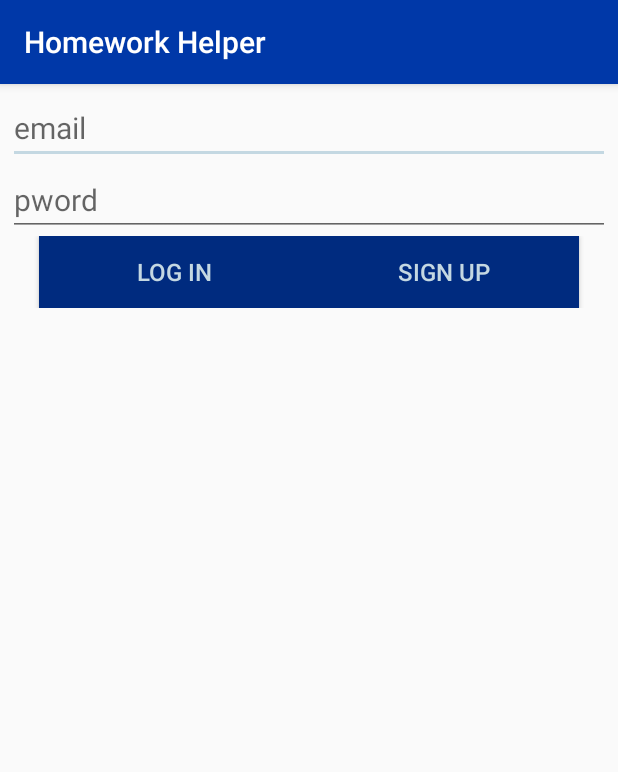
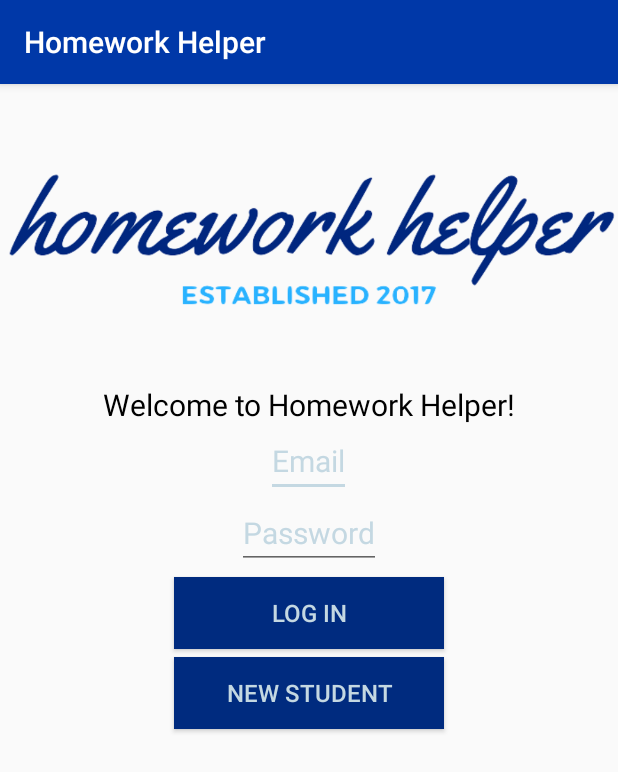
Before and after one commit to ba2364/FinalProject-BenjaminARachelM, an Android app: the screen it shows after launch (LogInScreen), after a tap on "Add Assignment", on a phone screen of 412 x 824 dp. Shown: the top 772 px of the screen. Run offline under Robolectric (Android 15) with nearby library versions, the phone set to English and light mode, and no system bars; our stand-ins replace Firebase (no records; nobody signed in at launch, a user with empty details on screens opened directly); 1 statement that could not run was skipped.

```diff
--- a/app/src/main/AndroidManifest.xml
+++ b/app/src/main/AndroidManifest.xml
@@ -17,7 +17,6 @@
             </intent-filter>
         </activity>
         <activity android:name=".LogInScreen" />
-        <activity android:name=".NewStudent" />
         <activity android:name=".MakeAssignment"/>
     </application>
 
--- a/app/src/main/java/com/ba2364/finalproject_benjaminarachelm/LogInScreen.java
+++ b/app/src/main/java/com/ba2364/finalproject_benjaminarachelm/LogInScreen.java
@@ -14,25 +14,25 @@ import com.google.firebase.auth.FirebaseAuth;
 
 public class LogInScreen extends AppCompatActivity {
 
-    private EditText emailBox;
-    private EditText passwordBox;
+    private EditText usernameEnter;
+    private EditText pwordEnter;
 
     private FirebaseAuth mAuth;
 
     @Override
     protected void onCreate(Bundle savedInstanceState) {
         super.onCreate(savedInstanceState);
-        setContentView(R.layout.logintemp);
+        setContentView(R.layout.log_in);
 
-        emailBox = (EditText) findViewById(R.id.emailPrompt);
-        passwordBox = (EditText) findViewById(R.id.passwordPrompt);
+        usernameEnter = (EditText) findViewById(R.id.usernameEnter);
+        pwordEnter = (EditText) findViewById(R.id.pwordEnter);
 
         mAuth = FirebaseAuth.getInstance();
     }
 
     public void logIn(View view) {
-        String email = emailBox.getText().toString();
-        String password = passwordBox.getText().toString();
+        String email = usernameEnter.getText().toString();
+        String password = pwordEnter.getText().toString();
 
         mAuth.signInWithEmailAndPassword(email, password)
                 .addOnCompleteListener(this, new OnCompleteListener<AuthResult>() {
@@ -51,8 +51,8 @@ public class LogInScreen extends AppCompatActivity {
     }
 
     public void signUp(View view) {
-        String email = emailBox.getText().toString();
-        String password = passwordBox.getText().toString();
+        String email = usernameEnter.getText().toString();
+        String password = pwordEnter.getText().toString();
 
         mAuth.createUserWithEmailAndPassword(email, password)
                 .addOnCompleteListener(this, new OnCompleteListener<AuthResult>() {
--- a/app/src/main/java/com/ba2364/finalproject_benjaminarachelm/MainScreen.java
+++ b/app/src/main/java/com/ba2364/finalproject_benjaminarachelm/MainScreen.java
@@ -7,7 +7,6 @@ import android.support.v7.widget.LinearLayoutManager;
 import android.support.v7.widget.RecyclerView;
 import android.view.Menu;
 import android.view.MenuItem;
-import android.view.View;
 
 import com.google.firebase.auth.FirebaseAuth;
 import com.google.firebase.database.DatabaseReference;
@@ -26,7 +25,7 @@ public class MainScreen extends AppCompatActivity {
     @Override
     protected void onCreate(Bundle savedInstanceState) {
         super.onCreate(savedInstanceState);
-        setContentView(R.layout.activity_main_screen);
+        setContentView(R.layout.main_screen);
 
         recyclerView = (RecyclerView) findViewById(R.id.recycler_view);
         recyclerView.setHasFixedSize(true);
--- a/app/src/main/res/layout/activity_log_in.xml
+++ b/app/src/main/res/layout/log_in.xml
@@ -19,13 +19,16 @@
     <EditText
         android:id="@+id/usernameEnter"
         style="@style/EditWelcomeStyle"
-        android:hint="@string/unprompt" />
+        android:hint="@string/unprompt"
+        android:inputType="textEmailAddress"/>
 
     <EditText
         android:id="@+id/pwordEnter"
         style="@style/EditWelcomeStyle"
         android:layout_marginBottom="5dp"
-        android:hint="@string/pwpromt"/>
+        android:fontFamily="@string/app_name"
+        android:hint="@string/pwpromt"
+        android:inputType="textPassword"/>
 
     <Button
         android:id="@+id/enterButton"
@@ -37,6 +40,6 @@
     <Button
         android:id="@+id/newUserButton"
         style="@style/ButtonStyle"
-        android:onClick="toNewStudent"
+        android:onClick="signUp"
         android:text="@string/makeNew" />
 </LinearLayout>
--- a/app/src/main/res/layout/logintemp.xml
+++ /dev/null
@@ -1,40 +0,0 @@
-<?xml version="1.0" encoding="utf-8"?>
-<LinearLayout xmlns:android="http://schemas.android.com/apk/res/android"
-    xmlns:tools="http://schemas.android.com/tools"
-    android:layout_width="match_parent"
-    android:layout_height="match_parent"
-    android:orientation="vertical"
-    android:padding="5sp">
-
-    <EditText
-        android:id="@+id/emailPrompt"
-        style="@style/EditTextStyle"
-        android:hint="email"
-        android:inputType="textEmailAddress" />
-
-    <EditText
-        android:id="@+id/passwordPrompt"
-        style="@style/EditTextStyle"
-        android:hint="pword"
-        android:inputType="textPassword" />
-
-    <LinearLayout
-        android:layout_width="match_parent"
-        android:layout_height="wrap_content"
-        android:gravity="center"
-        android:orientation="horizontal">
-
-        <Button
-            android:id="@+id/logInButton"
-            style="@style/ButtonStyle"
-            android:onClick="logIn"
-            android:text="log in" />
-
-        <Button
-            android:id="@+id/signUpButton"
-            style="@style/ButtonStyle"
-            android:onClick="signUp"
-            android:text="sign up" />
-    </LinearLayout>
-
-</LinearLayout>
--- a/app/src/main/res/menu/menu_main.xml
+++ b/app/src/main/res/menu/menu_main.xml
@@ -10,7 +10,6 @@
 
     <item
         android:id="@+id/signOutButton"
-        android:icon="@android:drawable/arrow_down_float"
         android:title="@string/signOut"
-        app:showAsAction="always"/>
+        app:showAsAction="collapseActionView"/>
 </menu>
--- a/app/src/main/res/menu/menu_make_assignment.xml
+++ b/app/src/main/res/menu/menu_make_assignment.xml
@@ -3,20 +3,20 @@
     xmlns:app="http://schemas.android.com/apk/res-auto">
 
     <item
-        android:id="@+id/make_menu_item_Save"
+        android:id="@+id/maker_save"
         android:icon="@android:drawable/ic_menu_save"
         android:title="@string/addAssignmentToData"
         app:showAsAction="collapseActionView" />
 
     <item
-        android:id="@+id/make_menu_item_calendar"
+        android:id="@+id/maker_delete"
+        android:icon="@android:drawable/ic_menu_delete"
+        android:title="@string/removeAssignment"
+        app:showAsAction="collapseActionView"/>
+
+    <item
+        android:id="@+id/maker_toCal"
         android:icon="@android:drawable/ic_menu_my_calendar"
         android:title="@string/addAssignmentToCal"
         app:showAsAction="collapseActionView"/>
-
-    <item
-        android:id="@+id/make_menu_item_delete"
-        android:icon="@android:drawable/ic_menu_delete"
-        android:title="@string/removeAssignment"
-        app:showAsAction="collapseActionView"/>
 </menu>
```
Also changed, not shown: app/src/main/java/com/ba2364/finalproject_benjaminarachelm/Assignment.java (+12 -8 lines), app/src/main/java/com/ba2364/finalproject_benjaminarachelm/AssignmentHolder.java (+7 -2 lines), app/src/main/java/com/ba2364/finalproject_benjaminarachelm/MakeAssignment.java (+18 -5 lines), app/src/main/java/com/ba2364/finalproject_benjaminarachelm/NewStudent.java (deleted, +0 -13 lines), app/src/main/res/layout/activity_new_student.xml (deleted, +0 -34 lines), app/src/main/res/layout/temp.xml (deleted, +0 -51 lines), app/src/main/res/values/strings.xml (+4 -4 lines), app/src/main/res/layout/main_screen.xml (renamed from app/src/main/res/layout/activity_main_screen.xml), app/src/main/res/layout/make_assignment.xml (renamed from app/src/main/res/layout/activity_make_assignment.xml).
